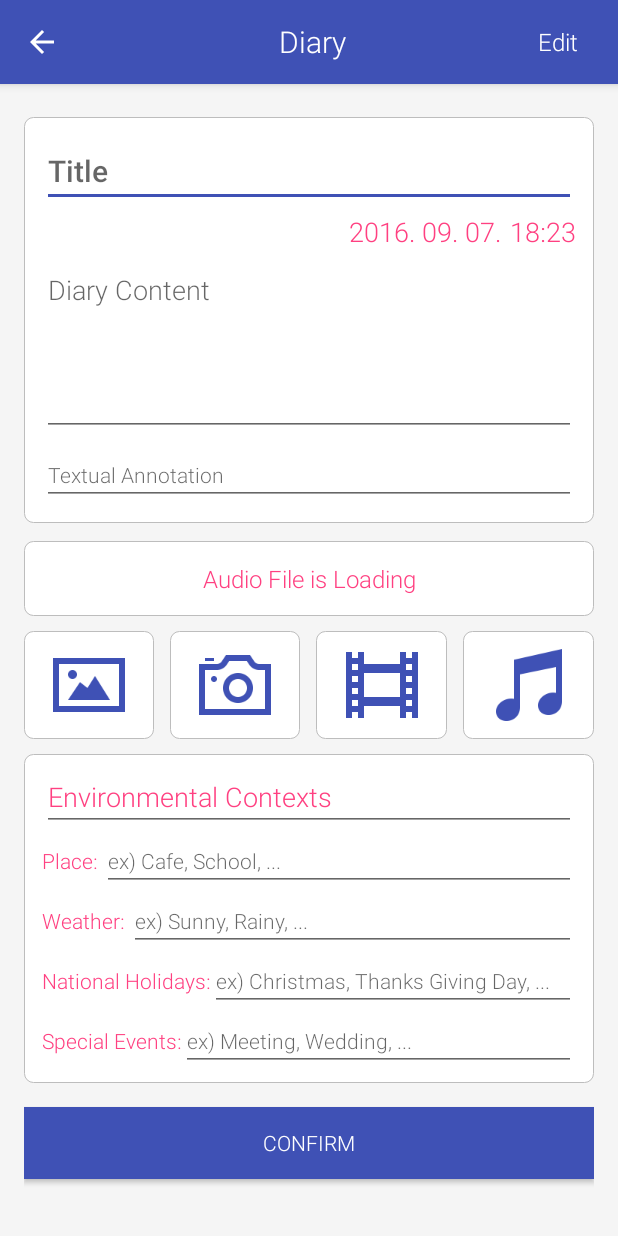
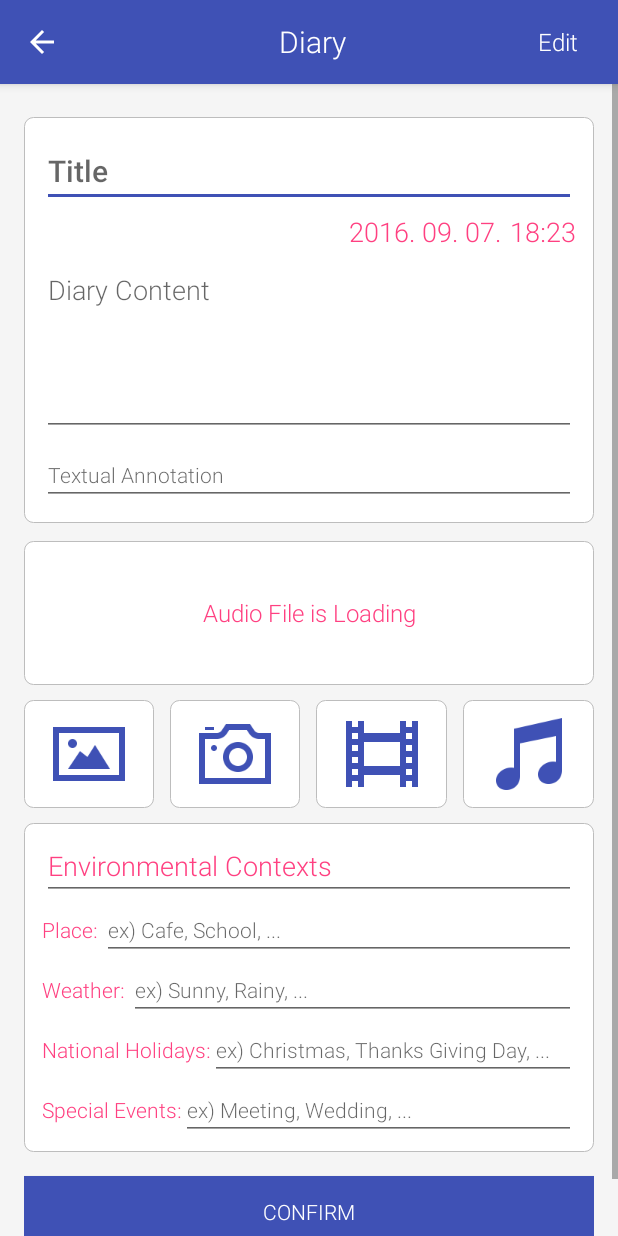
Before and after one commit to JungHanter/SELAB_SmartDiary_AndroidApp_V2, an Android app: the ViewDiaryActivity screen opened directly, with no data from a screen before it, on a phone screen of 412 x 824 dp. Run offline under Robolectric (Android 15) with nearby library versions, the phone set to English and light mode, and no system bars; pictures from the network do not load; 5 statements that could not run were skipped.

Commit message:
VideoView

```diff
--- a/app/src/main/AndroidManifest.xml
+++ b/app/src/main/AndroidManifest.xml
@@ -11,6 +11,7 @@
     <uses-permission android:name="android.permission.ACCESS_NETWORK_STATE" />
     <uses-permission android:name="android.permission.READ_PHONE_STATE"/>
     <uses-permission android:name="android.permission.CAMERA"/>
+    <uses-permission android:name="android.permission.WAKE_LOCK"/>
 
     <application
         android:allowBackup="true"
--- a/app/src/main/java/ssu/sel/smartdiary/ViewDiaryActivity.java
+++ b/app/src/main/java/ssu/sel/smartdiary/ViewDiaryActivity.java
@@ -111,7 +111,7 @@ public class ViewDiaryActivity extends WriteDiaryActivity {
         diaryRecordAudioPlayer.setDiaryAudioName(this);
 
         //EXAMPLE
-        findViewById(R.id.exampleAttachment).setVisibility(View.VISIBLE);
+//        findViewById(R.id.exampleAttachment).setVisibility(View.VISIBLE);
     }
 
     // update diary
--- a/app/src/main/res/layout/activity_write_diary.xml
+++ b/app/src/main/res/layout/activity_write_diary.xml
@@ -121,7 +121,6 @@
                 android:layout_height="wrap_content"
                 android:orientation="vertical"
                 android:id="@+id/layoutAttachmentFiles">
-
             </LinearLayout>
 
             <LinearLayout
@@ -172,25 +171,25 @@
 
             </LinearLayout>
 
-            <android.support.v7.widget.CardView
-                android:id="@+id/exampleAttachment"
-                android:visibility="gone"
-                android:layout_width="match_parent"
-                android:layout_height="wrap_content"
-                android:layout_marginBottom="10dp"
-                card_view:cardCornerRadius="0dp">
-                <!--<LinearLayout-->
+            <!--<android.support.v7.widget.CardView-->
+                <!--android:id="@+id/exampleAttachment"-->
+                <!--android:visibility="gone"-->
+                <!--android:layout_width="match_parent"-->
+                <!--android:layout_height="wrap_content"-->
+                <!--android:layout_marginBottom="10dp"-->
+                <!--card_view:cardCornerRadius="0dp">-->
+                <!--&lt;!&ndash;<LinearLayout&ndash;&gt;-->
+                    <!--&lt;!&ndash;android:layout_width="match_parent"&ndash;&gt;-->
+                    <!--&lt;!&ndash;android:layout_height="wrap_content"&ndash;&gt;-->
+                    <!--&lt;!&ndash;android:orientation="vertical">&ndash;&gt;-->
+                <!--&lt;!&ndash;</LinearLayout>&ndash;&gt;-->
+                <!--<ImageView-->
+                    <!--android:padding="0dp"-->
                     <!--android:layout_width="match_parent"-->
-                    <!--android:layout_height="wrap_content"-->
-                    <!--android:orientation="vertical">-->
-                <!--</LinearLayout>-->
-                <ImageView
-                    android:padding="0dp"
-                    android:layout_width="match_parent"
-                    android:layout_height="280dp"
-                    android:scaleType="centerCrop"
-                    android:src="@drawable/sample_image_family_dinner"/>
-            </android.support.v7.widget.CardView>
+                    <!--android:layout_height="280dp"-->
+                    <!--android:scaleType="centerCrop"-->
+                    <!--android:src="@drawable/sample_image_family_dinner"/>-->
+            <!--</android.support.v7.widget.CardView>-->
 
             <LinearLayout
                 android:layout_width="match_parent"
--- a/app/src/main/res/layout/view_audio_player.xml
+++ b/app/src/main/res/layout/view_audio_player.xml
@@ -2,6 +2,7 @@
 <RelativeLayout xmlns:android="http://schemas.android.com/apk/res/android"
     android:layout_width="match_parent"
     android:layout_height="wrap_content"
+    android:minHeight="96dp"
     android:padding="8dp"
     android:background="@drawable/background_list_element">
 
```
Also changed, not shown: app/src/main/java/ssu/sel/smartdiary/WriteDiaryActivity.java (+76 -8 lines).
